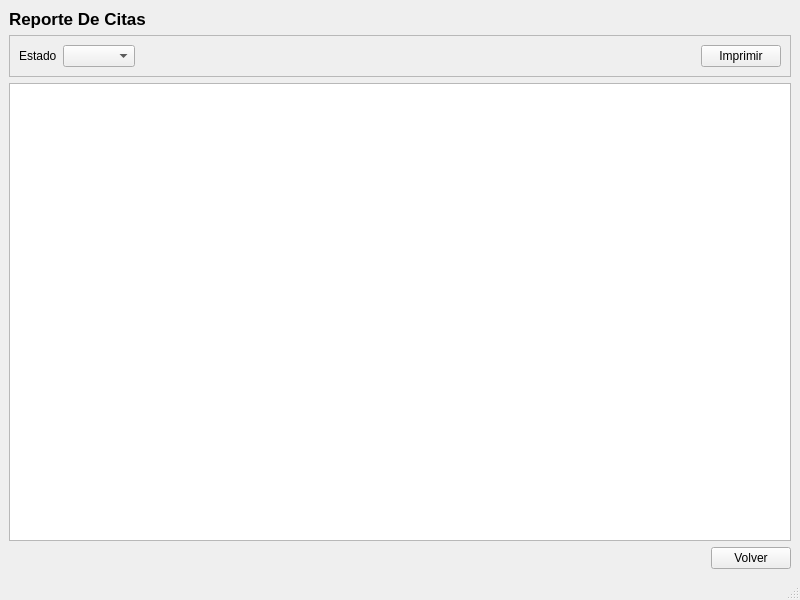
The window that ui/reporte.ui (jesusantoniomorenorenova-spec/GestorDeCitas) describes before a commit, drawn with Qt 5.
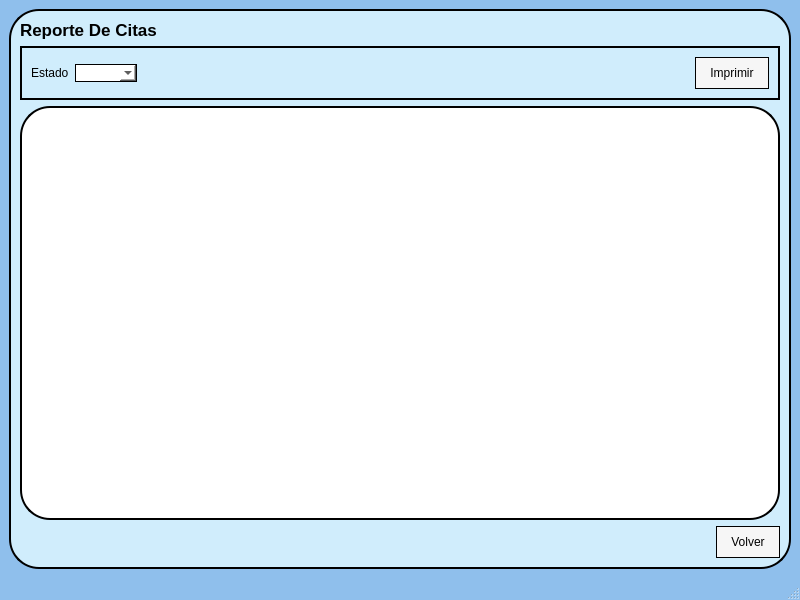
The same window after the commit.

Commit message: probandoponer todoloelestiloen el QMain

```diff
--- a/ui/reporte.ui
+++ b/ui/reporte.ui
@@ -13,9 +13,95 @@
   <property name="windowTitle">
    <string>MainWindow</string>
   </property>
+  <property name="styleSheet">
+   <string notr="true">/*fondo*/
+QMainWindow{
+Background-color:#8fbfec;
+}
+/*frame*/
+QFrame{
+border:2px solid black;
+border-radius: 30px;
+background-color: #D0EDFC
+}
+
+
+/*label*/
+QLabel{
+border:none;
+color:#black;
+}
+
+/*botones*/
+QPushButton{
+background-color: #f6f6f6;
+border: 1px solid black;
+border-radius: 30px;
+padding: 8px 14px;
+}
+
+/*hover:cuando paso el maus*/
+QpushButton:hover{
+background-color: white;
+color: black;
+border: 2px solid #1b4f72;
+}
+
+/*presionado*/
+QPushButton:pressed{
+background-color: white;
+color:black;
+}
+
+/*tabla*/
+QTableView{
+background-color: #ffffff;
+border:2px solid black;
+border-radius: 30px;
+}
+
+/*notas*/
+QPlainTextEdit{
+background-color: #ffffff;
+}
+
+
+/*TXT*/
+QLineEdit{
+background-color:#ffffff;
+border:1px solid black;
+}
+
+QComboBox{
+background-color:#ffffff;
+border:1px solid black;
+}
+
+QTimeEdit{
+background-color:#ffffff;
+border:1px solid black;
+}
+
+QDateEdit{
+background-color:#ffffff;
+border:1px solid black;
+}
+
+
+</string>
+  </property>
   <widget class="QWidget" name="centralwidget">
    <layout class="QVBoxLayout" name="verticalLayout">
     <item>
+     <widget class="QFrame" name="frame_2">
+      <property name="frameShape">
+       <enum>QFrame::StyledPanel</enum>
+      </property>
+      <property name="frameShadow">
+       <enum>QFrame::Raised</enum>
+      </property>
+      <layout class="QVBoxLayout" name="verticalLayout_2">
+       <item>
      <widget class="QLabel" name="lblTtuloReporteDECitas">
       <property name="font">
        <font>
@@ -31,6 +117,9 @@
     </item>
     <item>
      <widget class="QFrame" name="frame">
+         <property name="styleSheet">
+          <string notr="true"/>
+         </property>
       <property name="frameShape">
        <enum>QFrame::StyledPanel</enum>
       </property>
@@ -97,6 +186,9 @@
        </widget>
       </item>
      </layout>
+       </item>
+      </layout>
+     </widget>
     </item>
    </layout>
   </widget>
```
Lines whose indentation alone changed are shown as unchanged. The commit also changes 3 other files.
